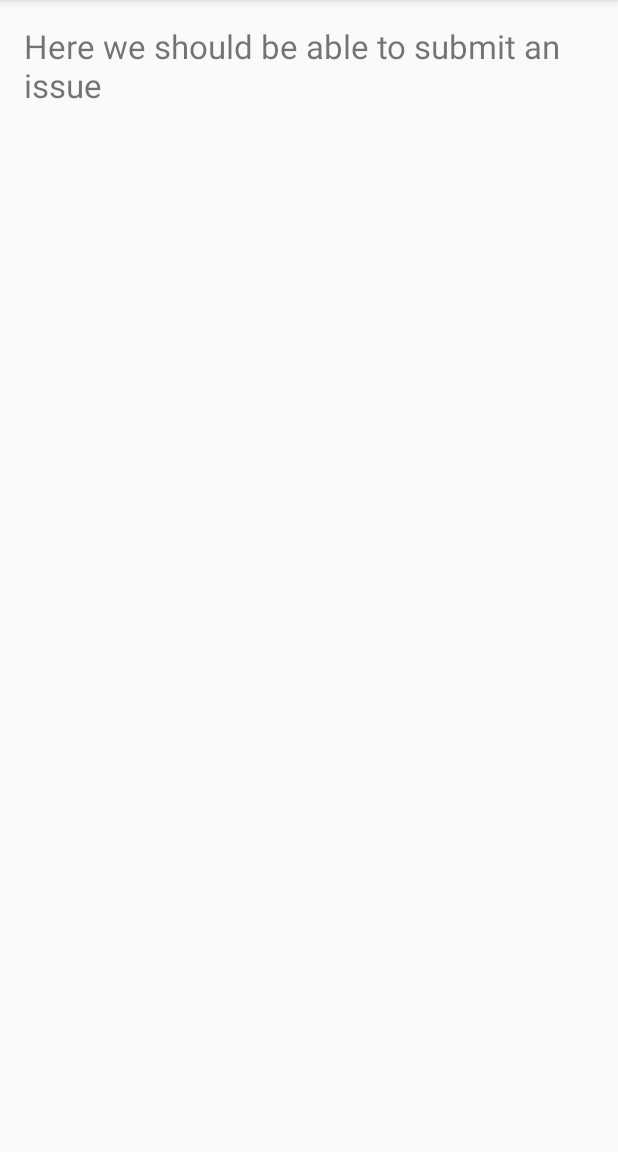
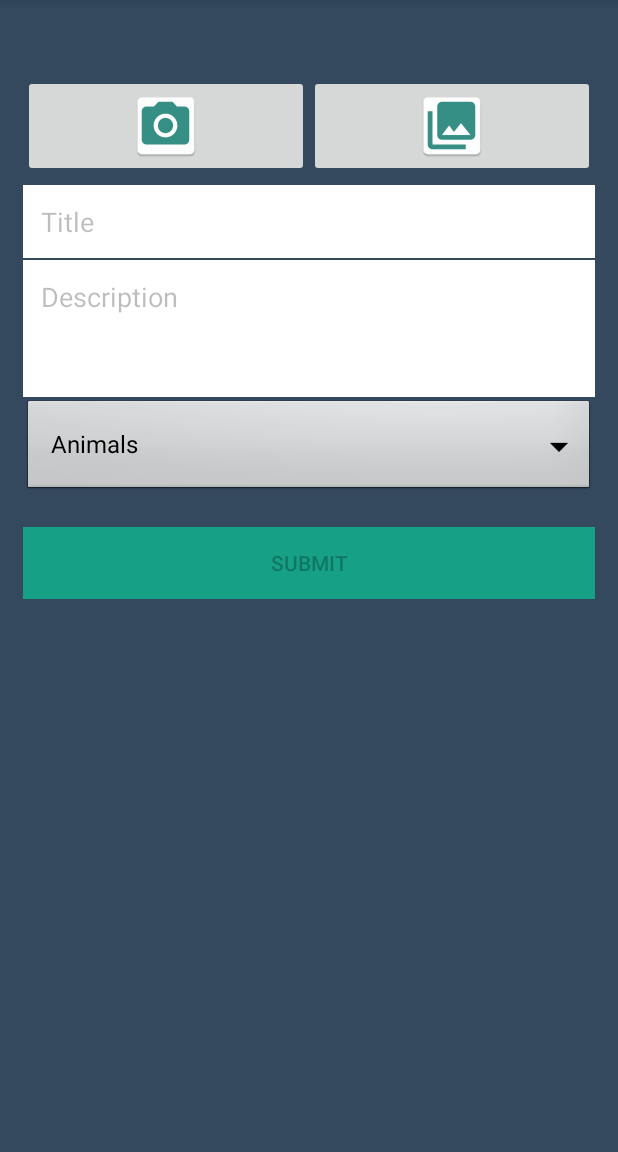
Before and after one commit to 2B-Or-Not-2B-AndroidTeamProject/UrbanIssues, an Android app: the fragment SubmitIssueFragment shown on its own in the app's theme, on a phone screen of 412 x 824 dp, the part 84-1236 px from its top. Run offline under Robolectric (Android 15) with nearby library versions, the phone set to English and light mode, and no system bars; 1 statement that could not run was skipped.

Commit message:
Submit issue create sample layout

```diff
--- a/UrbanIssues/app/src/main/java/com/example/telerik/urbanissues/fragments/SubmitIssueFragment.java
+++ b/UrbanIssues/app/src/main/java/com/example/telerik/urbanissues/fragments/SubmitIssueFragment.java
@@ -5,8 +5,11 @@ import android.support.v4.app.Fragment;
 import android.view.LayoutInflater;
 import android.view.View;
 import android.view.ViewGroup;
+import android.widget.ArrayAdapter;
+import android.widget.Spinner;
 
 import com.example.telerik.urbanissues.R;
+import com.example.telerik.urbanissues.models.IssueType;
 
 public class SubmitIssueFragment extends Fragment {
 
@@ -16,6 +19,23 @@ public class SubmitIssueFragment extends Fragment {
 
         View rootView = inflater.inflate(R.layout.fragment_submit_issue, container, false);
 
+
+        Spinner dropdown = (Spinner) rootView.findViewById(R.id.spinner_create_issue_categories);
+        ArrayAdapter<String> adapter = new ArrayAdapter<String>(rootView.getContext(), android.R.layout.simple_spinner_dropdown_item, getIssueTypes());
+        dropdown.setAdapter(adapter);
+
         return rootView;
     }
+
+    private String[] getIssueTypes() {
+        String[] items = new String[IssueType.values().length];
+
+        int i = 0;
+        for (IssueType issueType : IssueType.values()) {
+            items[i] = issueType.toString();
+            i++;
+        }
+
+        return items;
+    }
 }
--- a/UrbanIssues/app/src/main/res/layout/fragment_submit_issue.xml
+++ b/UrbanIssues/app/src/main/res/layout/fragment_submit_issue.xml
@@ -1,14 +1,107 @@
 <?xml version="1.0" encoding="utf-8"?>
-<LinearLayout xmlns:android="http://schemas.android.com/apk/res/android"
+<RelativeLayout xmlns:android="http://schemas.android.com/apk/res/android"
     android:layout_width="match_parent"
     android:layout_height="match_parent"
     android:id="@+id/fragment_submit_issue"
-    android:orientation="vertical">
+    android:background="#34495e"
+    android:orientation="vertical"
+    android:weightSum="1">
 
-    <TextView
-        android:layout_width="wrap_content"
+    <LinearLayout
+        android:id="@+id/cnu_basicElementsContainer"
+        android:orientation="vertical"
+        android:layout_width="fill_parent"
         android:layout_height="wrap_content"
-        android:layout_margin="16dp"
-        android:textSize="22sp"
-        android:text="Here we should be able to submit an issue" />
-</LinearLayout>
+        android:layout_below="@id/cnu_signUpLabel"
+        android:layout_marginTop="50dp"
+        android:layout_marginLeft="15dp"
+        android:layout_marginRight="15dp">
+
+
+        <LinearLayout
+            android:layout_width="fill_parent"
+            android:orientation="horizontal"
+            android:id="@+id/linearLayout2"
+            android:layout_gravity="bottom"
+            android:layout_height="fill_parent">
+
+
+            <ImageButton
+                android:contentDescription="@null"
+                android:src="@mipmap/ic_camera"
+                android:layout_weight="1"
+                android:height="14dp"
+                android:textSize="15sp"
+                android:textColor="#ffffff"
+                android:layout_width="wrap_content"
+                android:layout_height="wrap_content"
+                android:id="@+id/image_button_create_issue_camera"
+                android:layout_gravity="bottom">
+            </ImageButton>
+
+
+            <ImageButton
+                android:contentDescription="@null"
+                android:src="@mipmap/ic_gallery"
+                android:layout_weight="1"
+                android:height="14dp"
+                android:textSize="15sp"
+                android:textColor="#ffffff"
+                android:layout_width="wrap_content"
+                android:layout_height="wrap_content"
+                android:id="@+id/image_button_create_issue_gallery"
+                android:layout_gravity="bottom">
+            </ImageButton>
+
+
+        </LinearLayout>
+
+        <EditText
+            android:id="@+id/edit_text_create_issue_title"
+            android:background="#FFFFFF"
+            android:textColorHint="#42000000"
+            android:textColor="#000000"
+            android:padding="12dp"
+            android:hint="@string/create_issue_title"
+            android:layout_width="fill_parent"
+            android:layout_height="wrap_content"
+            android:inputType="textPersonName"
+            android:ems="10"
+            android:layout_marginTop="5dp" />
+        <EditText
+            android:id="@+id/edit_text_create_issue_description"
+            android:background="#FFFFFF"
+            android:textColorHint="#42000000"
+            android:textColor="#000000"
+            android:padding="12dp"
+            android:hint="@string/create_issue_description"
+            android:layout_width="fill_parent"
+            android:layout_height="wrap_content"
+            android:gravity="top|start"
+            android:minLines="3"
+            android:scrollHorizontally="false"
+            android:scrollbars="vertical"
+            android:ems="10"
+            android:inputType="textMultiLine"
+            android:layout_marginTop="1dp"/>
+
+
+        <Spinner
+            android:id="@+id/spinner_create_issue_categories"
+            android:layout_width="match_parent"
+            android:layout_height="wrap_content"
+            android:background="@android:drawable/btn_dropdown"
+            android:spinnerMode="dropdown" />
+
+
+        <Button
+            android:id="@+id/button_create_issue_submit"
+            android:layout_width="fill_parent"
+            android:layout_height="wrap_content"
+            android:layout_marginTop="20dp"
+            android:layout_marginBottom="20dp"
+            android:text="@string/create_issue_submit"
+            android:background="#16a086"
+            android:enabled="false"/>
+    </LinearLayout>
+</RelativeLayout>
--- a/UrbanIssues/app/src/main/res/values/strings.xml
+++ b/UrbanIssues/app/src/main/res/values/strings.xml
@@ -1,4 +1,8 @@
 <resources>
     <string name="app_name">Urban Issues</string>
     <string name="action_settings">Settings</string>
+
+    <string name="create_issue_title">Title</string>
+    <string name="create_issue_description">Description</string>
+    <string name="create_issue_submit">Submit</string>
 </resources>
```
Also changed, not shown: UrbanIssues/app/src/main/ic_camera-web.png (added), UrbanIssues/app/src/main/ic_gallery-web.png (added), UrbanIssues/app/src/main/res/mipmap-hdpi/ic_camera.png (added), UrbanIssues/app/src/main/res/mipmap-hdpi/ic_gallery.png (added), UrbanIssues/app/src/main/res/mipmap-mdpi/ic_camera.png (added), UrbanIssues/app/src/main/res/mipmap-mdpi/ic_gallery.png (added), UrbanIssues/app/src/main/res/mipmap-xhdpi/ic_camera.png (added), UrbanIssues/app/src/main/res/mipmap-xhdpi/ic_gallery.png (added), UrbanIssues/app/src/main/res/mipmap-xxhdpi/ic_camera.png (added), UrbanIssues/app/src/main/res/mipmap-xxhdpi/ic_gallery.png (added), UrbanIssues/app/src/main/res/mipmap-xxxhdpi/ic_camera.png (added), UrbanIssues/app/src/main/res/mipmap-xxxhdpi/ic_gallery.png (added).
